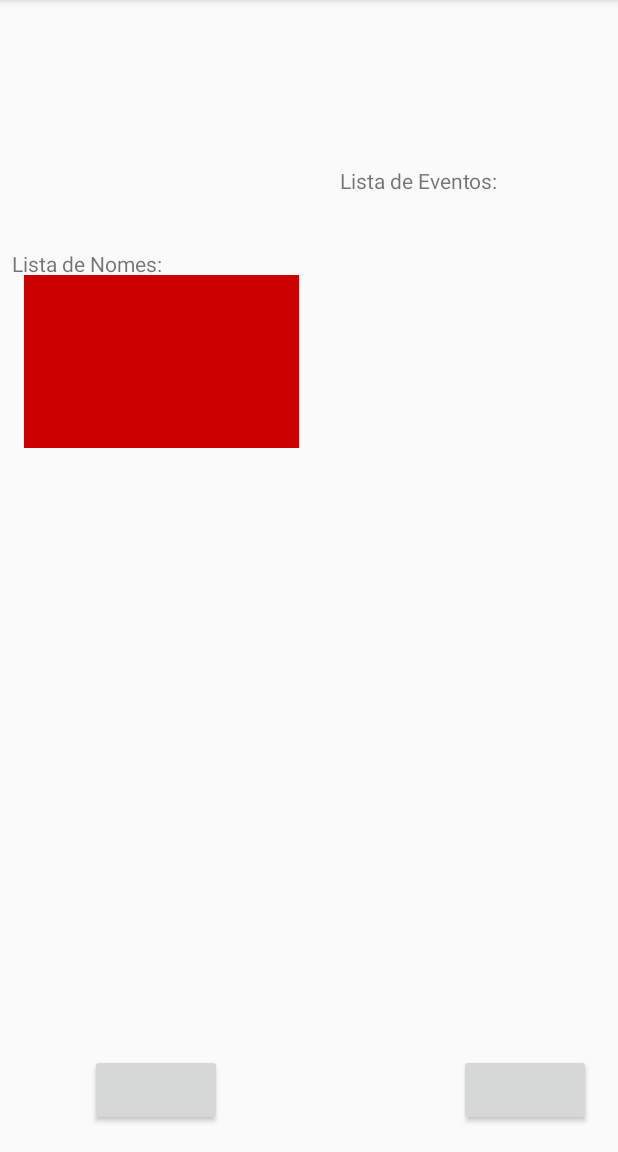
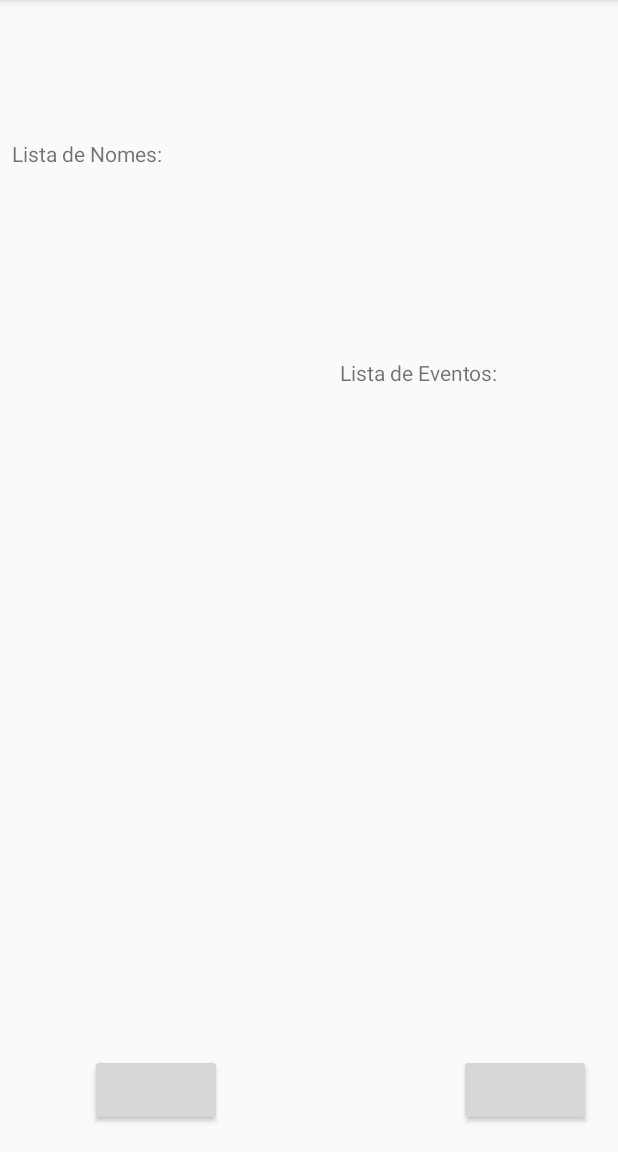
Before and after one commit to ufjf-dcc196/dcc196-2018-3-trb2-trb2-cassioreis-joaopedro, an Android app: the screen it shows after launch (MainActivity), on a phone screen of 412 x 824 dp, the part 84-1236 px from its top. Run offline under Robolectric (Android 15) with nearby library versions, the phone set to English and light mode, and no system bars.

```diff
--- a/app/src/main/java/a20183/dcc192/trab1joaopcassio/MainActivity.java
+++ b/app/src/main/java/a20183/dcc192/trab1joaopcassio/MainActivity.java
@@ -37,13 +37,10 @@ public class MainActivity extends AppCompatActivity {
         rclParticipantes.setAdapter((new ParticipanteAdapter(ListaParticipantes.getInstance())));
         PAdapter = new ParticipanteAdapter(ListaParticipantes.getInstance());
 
-
-
         rclEventos = (RecyclerView) findViewById(R.id.rlc_eventoMain);
         rclEventos.setLayoutManager(new LinearLayoutManager(this));
         rclEventos.setAdapter((new EventoAdapter(ListaEventos.getInstance())));
         evAdapter = new EventoAdapter(ListaEventos.getInstance());
-
 
         btnCadsParticipante.setOnClickListener(new View.OnClickListener() {
             @Override
@@ -63,6 +60,5 @@ public class MainActivity extends AppCompatActivity {
             }
         });
 
-        rclEventos.setAdapter(evAdapter);
     }
 }
--- a/app/src/main/java/a20183/dcc192/trab1joaopcassio/Model/Participante.java
+++ b/app/src/main/java/a20183/dcc192/trab1joaopcassio/Model/Participante.java
@@ -1,8 +1,11 @@
 package a20183.dcc192.trab1joaopcassio.Model;
+
+import java.util.ArrayList;
+import java.util.List;
 
 public class Participante {
 
-    String nome,email,CPF;
+    private String nome,email,CPF;
 
     public Participante(String nome, String email, String CPF) {
         this.nome = nome;
@@ -11,7 +14,6 @@ public class Participante {
     }
 
     public Participante(){
-
     }
     public String getNome() {
         return nome;
--- a/app/src/main/res/layout/activity_main.xml
+++ b/app/src/main/res/layout/activity_main.xml
@@ -9,12 +9,11 @@
     <android.support.v7.widget.RecyclerView
         android:id="@+id/rlc_participantesMain"
         android:layout_width="183dp"
-        android:layout_height="115dp"
+        android:layout_height="381dp"
         android:layout_marginStart="16dp"
         android:layout_marginLeft="16dp"
         android:layout_marginTop="8dp"
         android:layout_marginBottom="8dp"
-        android:background="@android:color/holo_red_dark"
         app:layout_constraintBottom_toBottomOf="parent"
         app:layout_constraintStart_toStartOf="parent"
         app:layout_constraintTop_toTopOf="parent"
@@ -77,16 +76,19 @@
     <android.support.v7.widget.RecyclerView
         android:id="@+id/rlc_eventoMain"
         android:layout_width="177dp"
-        android:layout_height="110dp"
+        android:layout_height="376dp"
         android:layout_marginStart="8dp"
         android:layout_marginLeft="8dp"
-        android:layout_marginTop="128dp"
+        android:layout_marginTop="8dp"
         android:layout_marginEnd="8dp"
         android:layout_marginRight="8dp"
+        android:layout_marginBottom="136dp"
+        app:layout_constraintBottom_toBottomOf="parent"
         app:layout_constraintEnd_toEndOf="parent"
         app:layout_constraintHorizontal_bias="0.0"
         app:layout_constraintStart_toEndOf="@+id/rlc_participantesMain"
-        app:layout_constraintTop_toTopOf="parent" />
+        app:layout_constraintTop_toTopOf="parent"
+        app:layout_constraintVertical_bias="1.0" />
 
     <TextView
         android:id="@+id/textView"
```
Also changed, not shown: app/src/main/java/a20183/dcc192/trab1joaopcassio/Model/Evento.java (+30 -10 lines).
